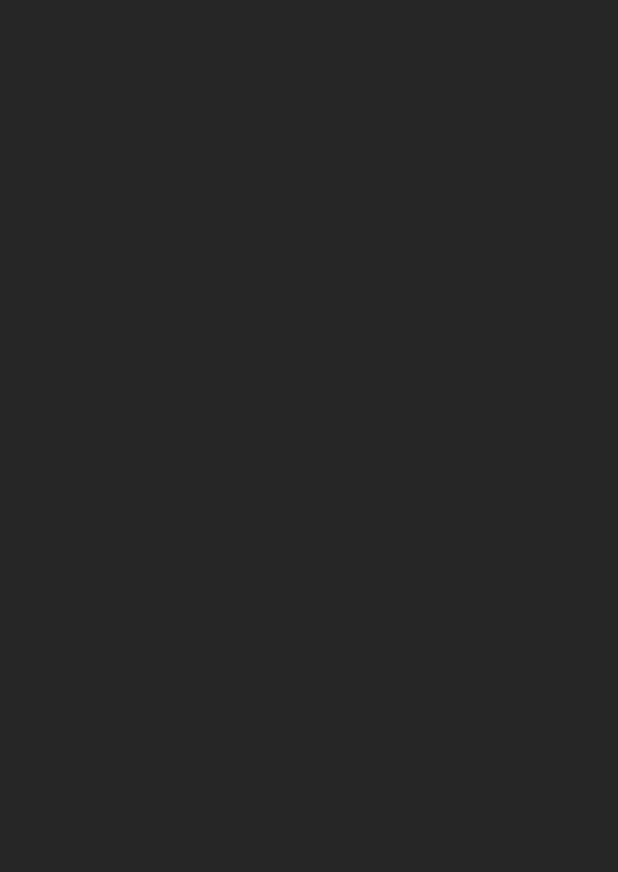
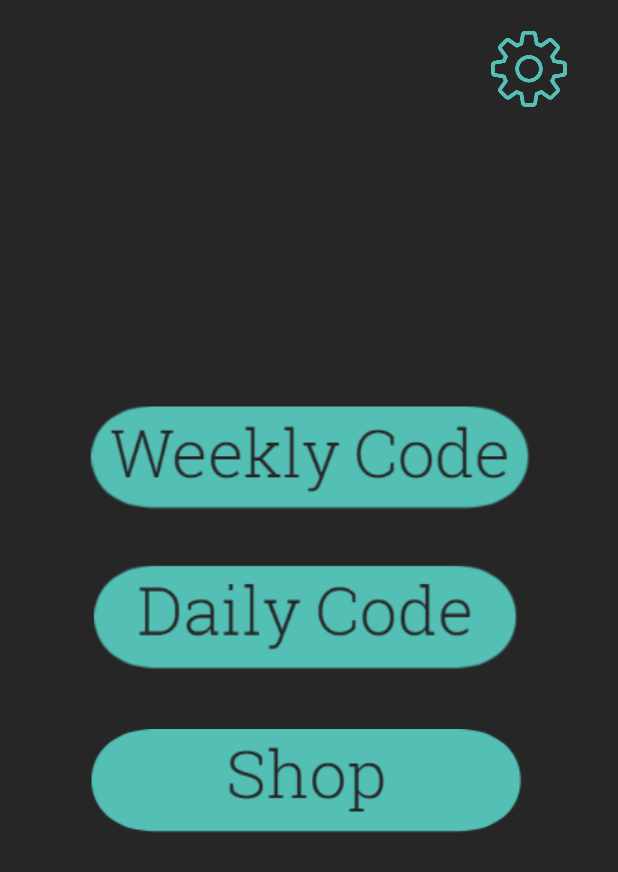
Before and after one commit to DecodeItGame/DecodeIt, an Android app: the Codes screen opened directly, with no data from a screen before it, on a phone screen of 412 x 824 dp. Before the commit the part shown is empty. Shown: the top 872 px of the screen. Run offline under Robolectric (Android 15) with nearby library versions, the phone set to English and light mode, and no system bars.

Commit message:
created main page

```diff
--- a/app/src/main/AndroidManifest.xml
+++ b/app/src/main/AndroidManifest.xml
@@ -18,6 +18,7 @@
         </activity>
         <activity android:name=".Settings"/>
         <activity android:name=".Codes"/>
+        <activity android:name=".WeeklyCode"/>
     </application>
 
 </manifest>
--- a/app/src/main/java/com/example/decodeit/Codes.kt
+++ b/app/src/main/java/com/example/decodeit/Codes.kt
@@ -1,11 +1,23 @@
 package com.example.decodeit
 
+import android.content.Intent
 import android.os.Bundle
 import androidx.appcompat.app.AppCompatActivity
+import kotlinx.android.synthetic.main.activity_main.*
+import kotlinx.android.synthetic.main.activity_main.settings_button
+import kotlinx.android.synthetic.main.codes.*
 
-class Codes: AppCompatActivity(){
+class Codes: AppCompatActivity() {
     override fun onCreate(savedInstanceState: Bundle?) {
         super.onCreate(savedInstanceState)
         setContentView(R.layout.codes)
+        settings_button.setOnClickListener() {
+            val intent = Intent(this, Settings::class.java)
+            startActivity(intent)
+        }
+        weekly_code_button.setOnClickListener() {
+            val intent = Intent(this, WeeklyCode::class.java)
+            startActivity(intent)
+        }
     }
 }
--- a/app/src/main/java/com/example/decodeit/MainActivity.kt
+++ b/app/src/main/java/com/example/decodeit/MainActivity.kt
@@ -11,7 +11,6 @@ class MainActivity : AppCompatActivity() {
         setContentView(R.layout.activity_main)
         settings_button.setOnClickListener(){
             val intent = Intent(this, Settings::class.java)
-            println("yeet")
             startActivity(intent)
         }
         start_game.setOnClickListener(){
--- /dev/null
+++ b/app/src/main/java/com/example/decodeit/WeeklyCode.kt
@@ -0,0 +1,14 @@
+package com.example.decodeit
+
+import android.content.Intent
+import android.os.Bundle
+import androidx.appcompat.app.AppCompatActivity
+import kotlinx.android.synthetic.main.codes.*
+
+class WeeklyCode: AppCompatActivity(){
+    override fun onCreate(savedInstanceState: Bundle?) {
+        super.onCreate(savedInstanceState)
+        setContentView(R.layout.weekly_code)
+
+        }
+    }
--- a/app/src/main/res/layout/codes.xml
+++ b/app/src/main/res/layout/codes.xml
@@ -5,4 +5,101 @@
     xmlns:tools="http://schemas.android.com/tools"
     android:layout_width="match_parent"
     android:layout_height="match_parent"
-    android:background="@color/brown"/>
+    android:background="@color/brown">
+
+    <Button
+        android:id="@+id/shop_button"
+        android:layout_width="290dp"
+        android:layout_height="71dp"
+        android:background="#00000000"
+        app:layout_constraintBottom_toBottomOf="parent"
+        app:layout_constraintEnd_toEndOf="parent"
+        app:layout_constraintHorizontal_bias="0.487"
+        app:layout_constraintStart_toStartOf="parent"
+        app:layout_constraintTop_toTopOf="parent"
+        app:layout_constraintVertical_bias="0.645" />
+
+    <ImageView
+        android:id="@+id/shop_pic"
+        android:layout_width="wrap_content"
+        android:layout_height="wrap_content"
+        app:layout_constraintBottom_toBottomOf="parent"
+        app:layout_constraintEnd_toEndOf="parent"
+        app:layout_constraintHorizontal_bias="0.474"
+        app:layout_constraintStart_toStartOf="parent"
+        app:layout_constraintTop_toTopOf="parent"
+        app:layout_constraintVertical_bias="0.645"
+        app:srcCompat="@drawable/shop_pic" />
+
+    <Button
+        android:id="@+id/daily_code_button"
+        android:layout_width="288dp"
+        android:layout_height="69dp"
+        android:background="#00000000"
+        app:layout_constraintBottom_toBottomOf="parent"
+        app:layout_constraintEnd_toEndOf="parent"
+        app:layout_constraintStart_toStartOf="parent"
+        app:layout_constraintTop_toTopOf="parent" />
+
+    <ImageView
+        android:id="@+id/daily_code_pic"
+        android:layout_width="wrap_content"
+        android:layout_height="wrap_content"
+        app:layout_constraintBottom_toBottomOf="parent"
+        app:layout_constraintEnd_toEndOf="parent"
+        app:layout_constraintHorizontal_bias="0.478"
+        app:layout_constraintStart_toStartOf="parent"
+        app:layout_constraintTop_toTopOf="parent"
+        app:srcCompat="@drawable/daily_code_pic" />
+
+    <Button
+        android:id="@+id/weekly_code_button"
+        android:layout_width="295dp"
+        android:layout_height="68dp"
+        android:background="#00000000"
+        app:layout_constraintBottom_toBottomOf="parent"
+        app:layout_constraintEnd_toEndOf="parent"
+        app:layout_constraintHorizontal_bias="0.498"
+        app:layout_constraintStart_toStartOf="parent"
+        app:layout_constraintTop_toTopOf="parent"
+        app:layout_constraintVertical_bias="0.363" />
+
+    <ImageView
+        android:id="@+id/imageView3"
+        android:layout_width="wrap_content"
+        android:layout_height="wrap_content"
+        app:layout_constraintBottom_toBottomOf="parent"
+        app:layout_constraintEnd_toEndOf="parent"
+        app:layout_constraintHorizontal_bias="0.495"
+        app:layout_constraintStart_toStartOf="parent"
+        app:layout_constraintTop_toTopOf="parent"
+        app:layout_constraintVertical_bias="0.359"
+        app:srcCompat="@drawable/weekly_code_pic" />
+    <Button
+        android:id="@+id/settings_button"
+        android:layout_width="82dp"
+        android:layout_height="76dp"
+        android:background="@color/trans"
+        android:visibility="visible"
+        app:layout_constraintBottom_toBottomOf="parent"
+        app:layout_constraintEnd_toEndOf="parent"
+        app:layout_constraintHorizontal_bias="0.951"
+        app:layout_constraintStart_toStartOf="parent"
+        app:layout_constraintTop_toTopOf="parent"
+        app:layout_constraintVertical_bias="0.0"
+        tools:visibility="visible" />
+    <ImageView
+        android:id="@+id/settings_image"
+        android:layout_width="64dp"
+        android:layout_height="54dp"
+        android:visibility="visible"
+        app:layout_constraintBottom_toBottomOf="parent"
+        app:layout_constraintEnd_toEndOf="parent"
+        app:layout_constraintHorizontal_bias="0.922"
+        app:layout_constraintStart_toStartOf="parent"
+        app:layout_constraintTop_toTopOf="parent"
+        app:layout_constraintVertical_bias="0.023"
+        app:srcCompat="@drawable/settings"
+        tools:srcCompat="@drawable/settings"
+        tools:visibility="visible" />
+</androidx.constraintlayout.widget.ConstraintLayout>
--- /dev/null
+++ b/app/src/main/res/layout/weekly_code.xml
@@ -0,0 +1,8 @@
+<?xml version="1.0" encoding="utf-8"?>
+<androidx.constraintlayout.widget.ConstraintLayout
+    xmlns:android="http://schemas.android.com/apk/res/android" android:layout_width="match_parent"
+    android:layout_height="match_parent"
+    android:background="@color/brown"
+    >
+
+</androidx.constraintlayout.widget.ConstraintLayout>
--- a/app/src/main/res/values/styles.xml
+++ b/app/src/main/res/values/styles.xml
@@ -2,9 +2,9 @@
     <!-- Base application theme. -->
     <style name="AppTheme" parent="Theme.AppCompat.Light.NoActionBar">
         <!-- Customize your theme here. -->
-        <item name="colorPrimary">@color/colorPrimary</item>
-        <item name="colorPrimaryDark">@color/colorPrimaryDark</item>
-        <item name="colorAccent">@color/colorAccent</item>
+        <item name="colorPrimary">@color/brown</item>
+        <item name="colorPrimaryDark">@color/brown</item>
+        <item name="colorAccent">@color/brown</item>
     </style>
 
 </resources>
```
Also changed, not shown: app/src/main/res/drawable/daily_code_pic.PNG (added), app/src/main/res/drawable/shop_pic.PNG (added), app/src/main/res/drawable/weekly_code_pic.PNG (added).
